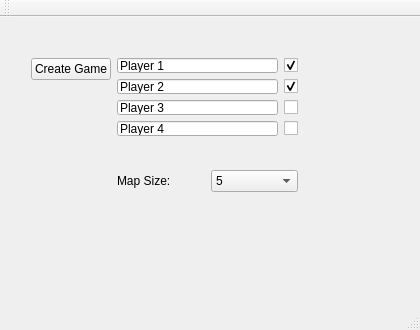
Old version of the form gui/mainwindow.ui in the repository Dasio/ICP.
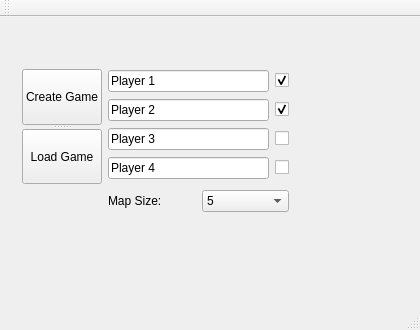
New version of the form.

Commit message: GUI: Player score and save/load buttons

The edit to the form file:
```diff
--- a/gui/mainwindow.ui
+++ b/gui/mainwindow.ui
@@ -14,21 +14,31 @@
    <string>Labyrinth 2015</string>
   </property>
   <widget class="QWidget" name="centralWidget">
-   <widget class="QWidget" name="layoutWidget">
+   <widget class="QWidget" name="">
     <property name="geometry">
      <rect>
-      <x>20</x>
-      <y>30</y>
+      <x>11</x>
+      <y>41</y>
       <width>289</width>
-      <height>192</height>
+      <height>165</height>
      </rect>
     </property>
-    <layout class="QFormLayout" name="formLayout">
+    <layout class="QGridLayout" name="gridLayout_2">
      <item row="0" column="0">
+      <widget class="QSplitter" name="splitter">
+       <property name="orientation">
+        <enum>Qt::Vertical</enum>
+       </property>
       <widget class="QPushButton" name="createGameButton">
        <property name="text">
         <string>Create Game</string>
        </property>
+       </widget>
+       <widget class="QPushButton" name="loadButton">
+        <property name="text">
+         <string>Load Game</string>
+        </property>
+       </widget>
       </widget>
      </item>
      <item row="0" column="1">
```
Lines whose indentation alone changed are shown as unchanged. The commit also changes 5 other files.
